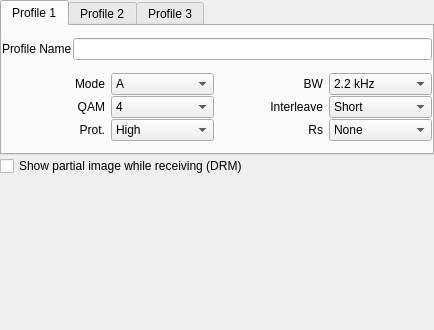
Above: src/config/drmprofileconfig.ui from jbdubbs/QSSTV-Experimental before the change. Below: the same form after it.
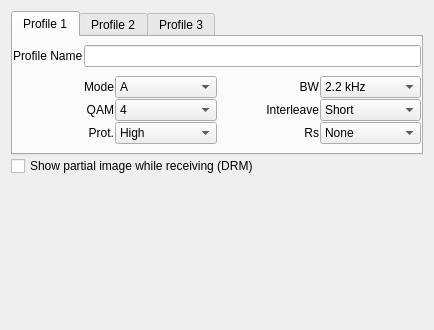
That is the form after the change. The open tabs and pages were chosen to show the change.

Commit message:
Config dialog: indent tabs from left edge like Operator (Fixes #107)
Remove zero root-layout margins from Directories, CAT, CW, FTP, DRM
profiles, Frequencies and Sound tabs, and drop the stray horizontal
spacing override on DRM Profile 1 so all three profile tabs match.

```diff
--- a/src/config/drmprofileconfig.ui
+++ b/src/config/drmprofileconfig.ui
@@ -17,18 +17,6 @@
    <property name="spacing">
     <number>1</number>
    </property>
-   <property name="leftMargin">
-    <number>0</number>
-   </property>
-   <property name="topMargin">
-    <number>0</number>
-   </property>
-   <property name="rightMargin">
-    <number>0</number>
-   </property>
-   <property name="bottomMargin">
-    <number>0</number>
-   </property>
    <item>
     <widget class="QTabWidget" name="tabWidget">
      <property name="currentIndex">
@@ -70,9 +58,6 @@
        </item>
        <item>
         <layout class="QGridLayout" name="gridLayout">
-         <property name="horizontalSpacing">
-          <number>6</number>
-         </property>
          <property name="verticalSpacing">
           <number>1</number>
          </property>
```
The commit also changes 6 other files.
